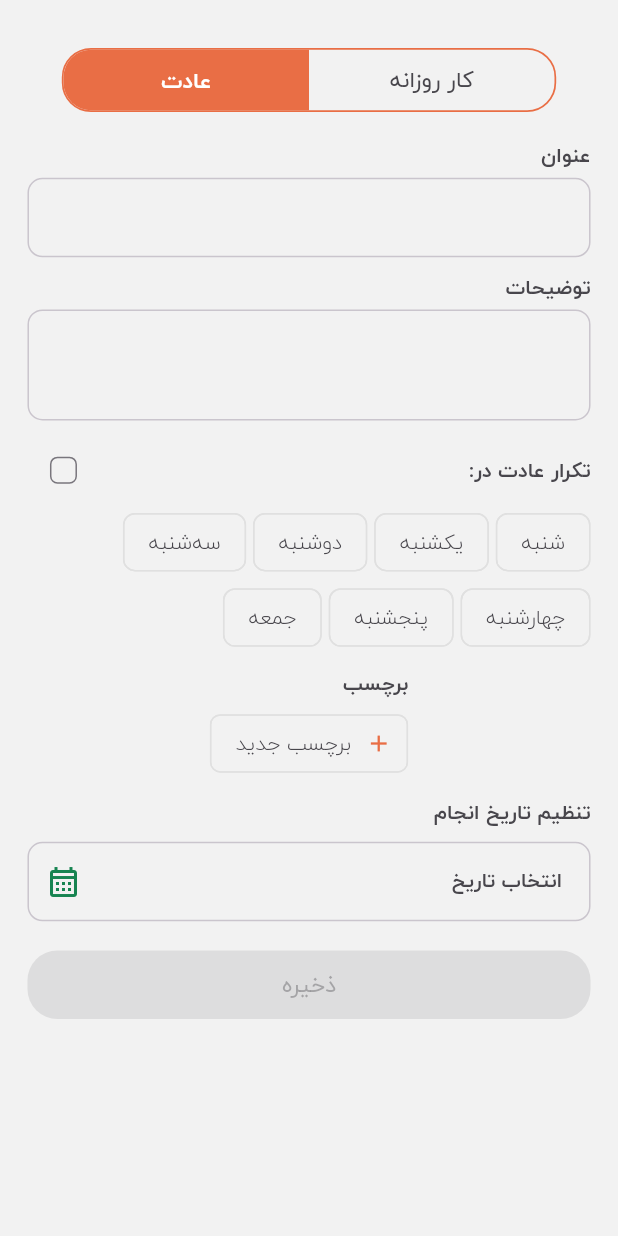
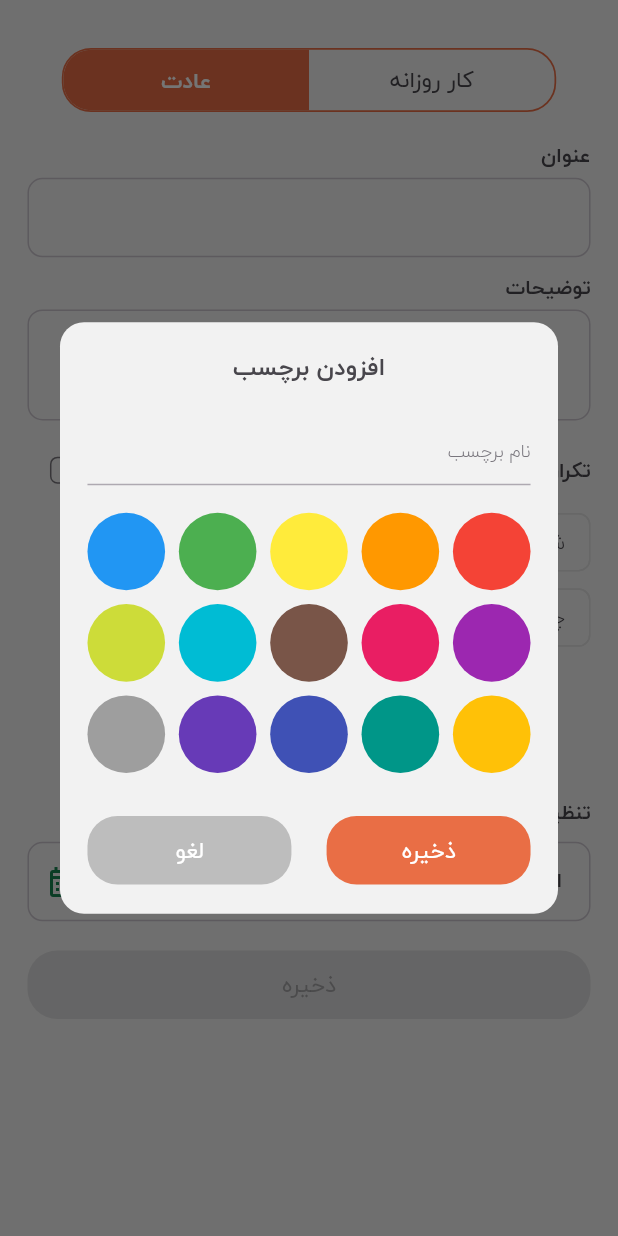
Before and after one commit to Fateme-Aghababaei/karat_habit_tracker_app, a Flutter app: the HabitBottomSheetContent widget shown alone on an empty page, opened directly with empty values, after a tap on "برچسب جدید", on a phone screen of 412 x 824 dp. Run offline on Flutter 3.47's test engine with Material 3 defaults, Android fonts, the phone set to English and light mode, and no system bars; our stand-ins replace animated_flip_counter, animated_text_kit, dio, flutter_image_compress, flutter_screenutil, flutter_svg and 8 more; missing offline and left inert: persian_datetime_picker; accounts and stored records are empty; network calls fail.

Commit message:
add tag and add habit

```diff
--- a/lib/view/habit_screen/HabitBottomSheetContent.dart
+++ b/lib/view/habit_screen/HabitBottomSheetContent.dart
@@ -1,21 +1,23 @@
 import 'package:flutter/material.dart';
 import 'package:flutter_screenutil/flutter_screenutil.dart';
 import 'package:get/get.dart';
+import 'package:karat_habit_tracker_app/view/habit_screen/tagDialog.dart';
 import '../../model/entity/habit_model.dart';
 import '../../viewmodel/habit_viewmodel.dart';
 import 'habit_controller.dart';
 import 'package:persian_datetime_picker/persian_datetime_picker.dart';
 
 class HabitBottomSheetContent extends StatelessWidget {
-  final Rxn<Habit>? habit;
-  final HabitBottomSheetController controller = Get.put(HabitBottomSheetController());
+  final Habit? habit;
   final HabitViewModel habitViewModel;
-  HabitBottomSheetContent({this.habit, required this.habitViewModel});
 
-  final selectedTagId = Rxn<int>();
+  HabitBottomSheetContent({super.key, this.habit, required this.habitViewModel});
+
+
 
   @override
   Widget build(BuildContext context) {
+    final HabitBottomSheetController controller = Get.put(HabitBottomSheetController(habit: habit,habitViewModel));
     WidgetsBinding.instance.addPostFrameCallback((_) {
       habitViewModel.loadUserTags();
     });
@@ -235,13 +237,13 @@ class HabitBottomSheetContent extends StatelessWidget {
                       spacing: 4.0.r, // فاصله افقی بین چیپ‌ها
                       runSpacing: 2.0.r, // فاصله عمودی بین خطوط چیپ‌ها
                       children: [
-                        _buildDayChip("شنبه", 0, context),
-                        _buildDayChip("یکشنبه", 1, context),
-                        _buildDayChip("دوشنبه", 2, context),
-                        _buildDayChip("سه‌شنبه", 3, context),
-                        _buildDayChip("چهارشنبه", 4, context),
-                        _buildDayChip("پنجشنبه", 5, context),
-                        _buildDayChip("جمعه", 6, context),
+                        _buildDayChip("شنبه", 0, context,controller),
+                        _buildDayChip("یکشنبه", 1, context,controller),
+                        _buildDayChip("دوشنبه", 2, context,controller),
+                        _buildDayChip("سه‌شنبه", 3, context,controller),
+                        _buildDayChip("چهارشنبه", 4, context,controller),
+                        _buildDayChip("پنجشنبه", 5, context,controller),
+                        _buildDayChip("جمعه", 6, context,controller),
                       ],
                     ),
                   ],
@@ -268,8 +270,8 @@ class HabitBottomSheetContent extends StatelessWidget {
                           for (var tag in habitViewModel.tags)
                             GestureDetector(
                               onTap: () {
-                                selectedTagId.value =
-                                selectedTagId.value == tag.id
+                                controller.selectedTag.value =
+                                controller.selectedTag.value == tag.id
                                     ? null
                                     : tag.id;
                               },
@@ -289,12 +291,12 @@ class HabitBottomSheetContent extends StatelessWidget {
                                   radius: 5,
                                 ),
                                 backgroundColor:
-                                selectedTagId.value == tag.id
+                                controller.selectedTag.value == tag.id
                                     ? Color(0XFFD2E3D8)
                                     : Theme.of(context)
                                     .scaffoldBackgroundColor,
                                 side: BorderSide(
-                                  color: selectedTagId.value == tag.id
+                                  color: controller.selectedTag.value == tag.id
                                       ? const Color(
                                       0XFFD2E3D8) // رنگ نارنجی یا رنگ اصلی تم
                                       : Colors.grey
@@ -304,7 +306,7 @@ class HabitBottomSheetContent extends StatelessWidget {
                             ),
                           GestureDetector(
                             onTap: () {
-                              // عملیات افزودن تگ جدید
+                              showCreateTagDialog(context,habitViewModel);
                             },
                             child: Chip(
                               label: Text(
@@ -389,12 +391,12 @@ class HabitBottomSheetContent extends StatelessWidget {
                                     Gregorian gregorianDate = picked.toGregorian();
                                     String formattedGregorianDate =
                                         "${gregorianDate.year.toString().padLeft(4, '0')}-${gregorianDate.month.toString().padLeft(2, '0')}-${gregorianDate.day.toString().padLeft(2, '0')}";
-                                    controller.setSelectedDate(formattedGregorianDate);
+                                    controller.selectedDate(formattedGregorianDate);
 
                                     // نمایش تاریخ شمسی در TextField
                                     String formattedJalaliDate =
                                         "${picked.year.toString().padLeft(4, '0')}/${picked.month.toString().padLeft(2, '0')}/${picked.day.toString().padLeft(2, '0')}";
-                                    controller.setSelectedShamsiDate(formattedJalaliDate);
+                                    controller.selectedShamsiDate(formattedJalaliDate);
                                   }
                                 },
                               ),
@@ -412,12 +414,12 @@ class HabitBottomSheetContent extends StatelessWidget {
                                 Gregorian gregorianDate = picked.toGregorian();
                                 String formattedGregorianDate =
                                     "${gregorianDate.year.toString().padLeft(4, '0')}-${gregorianDate.month.toString().padLeft(2, '0')}-${gregorianDate.day.toString().padLeft(2, '0')}";
-                                controller.setSelectedDate(formattedGregorianDate);
+                                controller.selectedDate(formattedGregorianDate);
 
                                 // نمایش تاریخ شمسی در TextField
                                 String formattedJalaliDate =
                                     "${picked.year.toString().padLeft(4, '0')}/${picked.month.toString().padLeft(2, '0')}/${picked.day.toString().padLeft(2, '0')}";
-                                controller.setSelectedShamsiDate(formattedJalaliDate);
+                                controller.selectedShamsiDate(formattedJalaliDate);
                               }
                             },
                             style: Theme.of(context).textTheme.bodyMedium?.copyWith(
@@ -436,6 +438,7 @@ class HabitBottomSheetContent extends StatelessWidget {
                 Obx(() => ElevatedButton(
                   onPressed: controller.isSaveButtonEnabled.value
                       ? () {
+
                     controller.saveHabitOrTask();
                   }
                       : null,
@@ -455,7 +458,7 @@ class HabitBottomSheetContent extends StatelessWidget {
     );
   }
 
-  Widget _buildDayChip(String day, int index, BuildContext context) {
+  Widget _buildDayChip(String day, int index, BuildContext context, HabitBottomSheetController controller) {
     return Obx(() {
       bool isSelected = controller.selectedDays.value[index] == '1';
       return GestureDetector(
--- a/lib/view/habit_screen/habit_controller.dart
+++ b/lib/view/habit_screen/habit_controller.dart
@@ -1,43 +1,56 @@
 import 'package:flutter/cupertino.dart';
 import 'package:get/get.dart';
+import 'package:persian_datetime_picker/persian_datetime_picker.dart';
+import '../../model/entity/habit_model.dart';
+import '../../viewmodel/habit_viewmodel.dart';
 
 class HabitBottomSheetController extends GetxController {
-  // متغیر برای ذخیره تب انتخاب شده
-  var selectedTab = 0.obs; // 0: عادت، 1: کار روزانه
-
-  // کنترلرهای متن برای مدیریت ورودی‌های عنوان و توضیحات
+  var selectedTab = 0.obs;
   var titleController = TextEditingController().obs;
   var descriptionController = TextEditingController().obs;
+  var selectedDays = '0000000'.obs;
+  var selectedTag = Rxn<int>();
+  var allDaysSelected = false.obs;
+  var isSaveButtonEnabled = false.obs;
+  var selectedDate = ''.obs;
+  var selectedShamsiDate = ''.obs;
+  final Habit? habit;
+  final HabitViewModel habitViewModel;
 
-  // متغیر برای ذخیره انتخاب روزهای تکرار
-  var selectedDays = '0000000'.obs; // رشته‌ی 7 کاراکتری برای ذخیره انتخاب روزها
-
-  // متغیر برای ذخیره تگ انتخاب شده
-  var selectedTag = ''.obs;
-
-  // متغیر برای ذخیره وضعیت انتخاب تمام روزها
-  var allDaysSelected = false.obs;
-
-  // متغیر برای مدیریت وضعیت دکمه "ذخیره"
-  var isSaveButtonEnabled = false.obs;
-
-  // متغیر برای ذخیره تاریخ انتخاب شده
-  var selectedDate = ''.obs;
-  // متغیر برای ذخیره تاریخ به صورت شمسی (فقط برای نمایش)
-  var selectedShamsiDate = ''.obs;
-
-  void setSelectedDate(String date) {
-    selectedDate.value = date;
-    updateSaveButtonState();
-  }
-
-  void setSelectedShamsiDate(String date) {
-    selectedShamsiDate.value = date;
-  }
+  HabitBottomSheetController(this.habitViewModel, {this.habit});
 
   @override
   void onInit() {
     super.onInit();
+
+    final habit = this.habit;
+    if (habit != null) {
+      titleController.value.text = habit.name ;
+      descriptionController.value.text = habit.description ?? '';
+      selectedDays.value = habit.repeatedDays ?? '0000000';
+      selectedTag.value = habit.tag?.id;
+      selectedDate.value = habit.dueDate ?? '';
+
+      // Convert the saved date to Jalali and set it for display
+      if (selectedDate.value.isNotEmpty) {
+        final gregorianDate = DateTime.parse(selectedDate.value);
+        final jalaliDate = Gregorian.fromDateTime(gregorianDate).toJalali();
+        selectedShamsiDate.value =
+        '${jalaliDate.year}/${jalaliDate.month.toString().padLeft(2, '0')}/${jalaliDate.day.toString().padLeft(2, '0')}';
+      }
+
+      if (selectedDays.value == '1111111') {
+        allDaysSelected.value = true;
+      }
+
+      // Update the tab based on whether it's a daily task or a habit
+      if (habit.isRepeated ) {
+        selectedTab.value = 1;
+      } else {
+        selectedTab.value = 0;
+      }
+    }
+
     titleController.value.addListener(updateSaveButtonState);
     descriptionController.value.addListener(updateSaveButtonState);
     ever(selectedTab, (_) => updateSaveButtonState());
@@ -77,11 +90,40 @@ class HabitBottomSheetController extends GetxController {
     }
   }
 
-  void setSelectedTag(String tag) {
-    selectedTag.value = tag;
+
+
+  void saveHabitOrTask() {
+    if (habit == null) {
+      _addHabit();
+    } else {
+      _editHabit();
+    }
   }
 
-  void saveHabitOrTask() {
-    // انجام عملیات ذخیره عادت یا کار روزانه
+  void _addHabit() {
+    habitViewModel.addHabit(
+        name:titleController.value.text,
+        description:descriptionController.value.text==''?null:descriptionController.value.text,
+        tagId: selectedTag.value,
+        dueDate:selectedDate.value,
+        isRepeated:selectedTab.value==0?true:false,
+        repeatedDays:selectedTab.value==0?selectedDays.value:null,
+        today: DateTime.now().toIso8601String().split('T')[0]) ;
+    print('Adding new habit');
+    Get.back();
+  }
+
+  void _editHabit() {
+    habitViewModel.editHabit(
+        id: habit!.id,
+        name:titleController.value.text,
+        description:descriptionController.value.text==''?null:descriptionController.value.text,
+        tagId: selectedTag.value,
+        dueDate:selectedDate.value,
+        isRepeated:selectedTab.value==0?true:false,
+        repeatedDays:selectedTab.value==0?selectedDays.value:null,
+        today: DateTime.now().toIso8601String().split('T')[0]) ;
+    print('Editing existing habit');
+    Get.back();
   }
 }
--- /dev/null
+++ b/lib/view/habit_screen/tagDialog.dart
@@ -0,0 +1,119 @@
+import 'package:flutter/material.dart';
+import 'package:flutter_screenutil/flutter_screenutil.dart';
+import 'package:get/get.dart';
+import 'package:karat_habit_tracker_app/viewmodel/habit_viewmodel.dart';
+
+class CreateTagDialog extends StatelessWidget {
+  final TextEditingController tagNameController = TextEditingController();
+  final RxInt selectedColorIndex = RxInt(-1);
+  final HabitViewModel habitViewModel; // دریافت HabitViewModel
+
+  CreateTagDialog({super.key, required this.habitViewModel}); // سازنده اصلاح‌شده
+
+  @override
+  Widget build(BuildContext context) {
+    List<Color> colors = [
+      Colors.red, Colors.orange, Colors.yellow,
+      Colors.green, Colors.blue, Colors.purple,
+      Colors.pink, Colors.brown, Colors.cyan,
+      Colors.lime, Colors.amber, Colors.teal,
+      Colors.indigo, Colors.deepPurple, Colors.grey,
+    ];
+
+    return Dialog(
+      shape: RoundedRectangleBorder(
+        borderRadius: BorderRadius.circular(16.0),
+      ),
+      child: Padding(
+        padding: EdgeInsets.all(16.0.r),
+        child: Column(
+          mainAxisSize: MainAxisSize.min,
+          children: [
+            Text('افزودن برچسب', style: Theme.of(context).textTheme.bodyLarge),
+            SizedBox(height: 16.0.r),
+            TextField(
+              controller: tagNameController,
+              decoration: InputDecoration(
+                hintText: 'نام برچسب',
+                border: OutlineInputBorder(
+                  borderRadius: BorderRadius.circular(8.0.r),
+                ),
+              ),
+            ),
+            SizedBox(height: 16.0.r),
+            GridView.builder(
+              shrinkWrap: true,
+              itemCount: colors.length,
+              gridDelegate: SliverGridDelegateWithFixedCrossAxisCount(
+                crossAxisCount: 5,
+                mainAxisSpacing: 8.0.r,
+                crossAxisSpacing: 8.0.r,
+                childAspectRatio: 1.0,
+              ),
+              itemBuilder: (context, index) {
+                return Obx(() => GestureDetector(
+                  onTap: () {
+                    selectedColorIndex.value = index;
+                  },
+                  child: CircleAvatar(
+                    radius: 10.0,
+                    backgroundColor: colors[index],
+                    child: selectedColorIndex.value == index
+                        ? Icon(Icons.check, color: Colors.white)
+                        : null,
+                  ),
+                ));
+              },
+            ),
+            SizedBox(height: 24.0.r),
+            Row(
+              mainAxisAlignment: MainAxisAlignment.spaceBetween,
+              mainAxisSize: MainAxisSize.max,
+              children: [
+
+                ElevatedButton(
+                  style: ElevatedButton.styleFrom(
+                      minimumSize: Size(MediaQuery.of(context).size.width * 0.33, 40.0.r)),
+                  onPressed: () {
+                    if (tagNameController.text.isNotEmpty && selectedColorIndex.value != -1) {
+                      // Add your logic to create a new tag with the name and selected color
+                      print('Tag Name: ${tagNameController.text}');
+                      print('Selected Color: ${colors[selectedColorIndex.value]}');
+                      Navigator.of(context).pop();
+                    }
+                  },
+                  child: Text('ذخیره'),
+                ),
+                ElevatedButton(
+                  style: ElevatedButton.styleFrom(
+                      minimumSize: Size(MediaQuery.of(context).size.width * 0.33,40.0.r),backgroundColor: Colors.grey.shade400),
+                  onPressed: () {
+                    if (tagNameController.text.isNotEmpty && selectedColorIndex.value != -1) {
+                      // تبدیل رنگ انتخاب شده به رشته هگزادسیمال
+                      String colorHex = colors[selectedColorIndex.value].value.toRadixString(16).substring(2);
+
+                      // فراخوانی متد addTag و ارسال رنگ
+                      habitViewModel.addTag(tagNameController.text, colorHex);
+
+                      Navigator.of(context).pop();
+                    }
+                  },
+                  child: Text('لغو'),
+                ),
+              ],
+            ),
+          ],
+        ),
+      ),
+    );
+  }
+}
+
+void showCreateTagDialog(BuildContext context, HabitViewModel habitViewModel) {
+  showDialog(
+    context: context,
+    builder: (BuildContext context) {
+      return CreateTagDialog(habitViewModel: habitViewModel); // پاس دادن habitViewModel به دیالوگ
+    },
+  );
+}
--- a/lib/view/track_screen/track_screen.dart
+++ b/lib/view/track_screen/track_screen.dart
@@ -164,7 +164,7 @@ class TrackPage extends StatelessWidget {
           ),
         );
       }),
-      bottomNavigationBar:  isBottomSheetOpen ? SizedBox.shrink() : CustomBottomNavigationBar(selectedIndex: 2.obs,),
+      bottomNavigationBar: CustomBottomNavigationBar(selectedIndex: 2.obs,),
     );
   }
 
--- a/lib/viewmodel/habit_viewmodel.dart
+++ b/lib/viewmodel/habit_viewmodel.dart
@@ -113,7 +113,7 @@ class HabitViewModel extends GetxController {
   // Add New Habit
   Future<void> addHabit({
     required String name,
-    required String description,
+    required String? description,
     required int? tagId,
     required String? dueDate,
     required bool isRepeated,
--- a/lib/viewmodel/track_viewmodel.dart
+++ b/lib/viewmodel/track_viewmodel.dart
@@ -14,7 +14,6 @@ class TrackViewModel extends GetxController {
   var currentTrack = Track(startDatetime: '', endDatetime: '').obs;
   var tagsList = <Tag>[].obs; // لیست تگ‌ها
   final RxBool isTextInputVisible = false.obs; // وضعیت نمایش اینپوت
-  final RxBool isBottomSheetOpen = false.obs; // وضعیت باز بودن باتم شیت
   final RxBool isStopwatchRunning = false.obs; // وضعیت اجرای استاپ‌واچ
   final RxBool isAddPressed = false.obs; // وضعیت فشردن دکمه "اد"
 
```
Also changed, not shown: lib/model/repositories/habit_repository.dart (+31 -2 lines), lib/view/habit_screen/habit_screen.dart (+31 -15 lines). Lines whose indentation alone changed are shown as unchanged.
